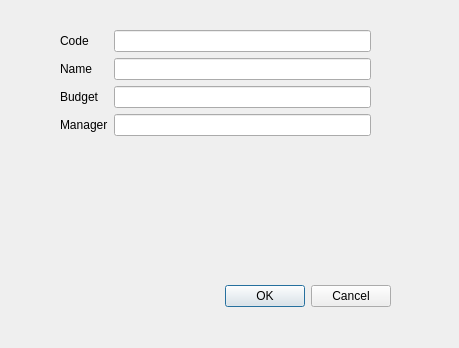
Qt form addactivity.ui (Suliaman46/Suliaman46-EGUI-TASK1-TRS) before a commit.
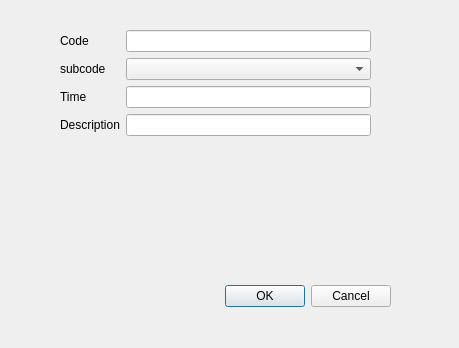
The same form after that commit.

```diff
--- a/addactivity.ui
+++ b/addactivity.ui
@@ -35,7 +35,7 @@
      <x>60</x>
      <y>30</y>
      <width>311</width>
-     <height>131</height>
+     <height>151</height>
     </rect>
    </property>
    <layout class="QFormLayout" name="formLayout">
@@ -46,38 +46,38 @@
       </property>
      </widget>
     </item>
+    <item row="0" column="1">
+     <widget class="QLineEdit" name="lineEdit_code"/>
+    </item>
     <item row="1" column="0">
      <widget class="QLabel" name="label_2">
       <property name="text">
-       <string>Name</string>
+       <string>subcode</string>
       </property>
      </widget>
     </item>
     <item row="2" column="0">
      <widget class="QLabel" name="label_3">
       <property name="text">
-       <string>Budget</string>
+       <string>Time</string>
       </property>
      </widget>
     </item>
-    <item row="0" column="1">
-     <widget class="QLineEdit" name="lineEdit_code"/>
-    </item>
-    <item row="1" column="1">
-     <widget class="QLineEdit" name="lineEdit_name"/>
-    </item>
     <item row="2" column="1">
-     <widget class="QLineEdit" name="lineEdit_budget"/>
+     <widget class="QLineEdit" name="lineEdit_time"/>
     </item>
     <item row="3" column="0">
      <widget class="QLabel" name="label_4">
       <property name="text">
-       <string>Manager</string>
+       <string>Description</string>
       </property>
      </widget>
     </item>
     <item row="3" column="1">
-     <widget class="QLineEdit" name="lineEdit_manager"/>
+     <widget class="QLineEdit" name="lineEdit_description"/>
+    </item>
+    <item row="1" column="1">
+     <widget class="QComboBox" name="comboBox"/>
     </item>
    </layout>
   </widget>
```
